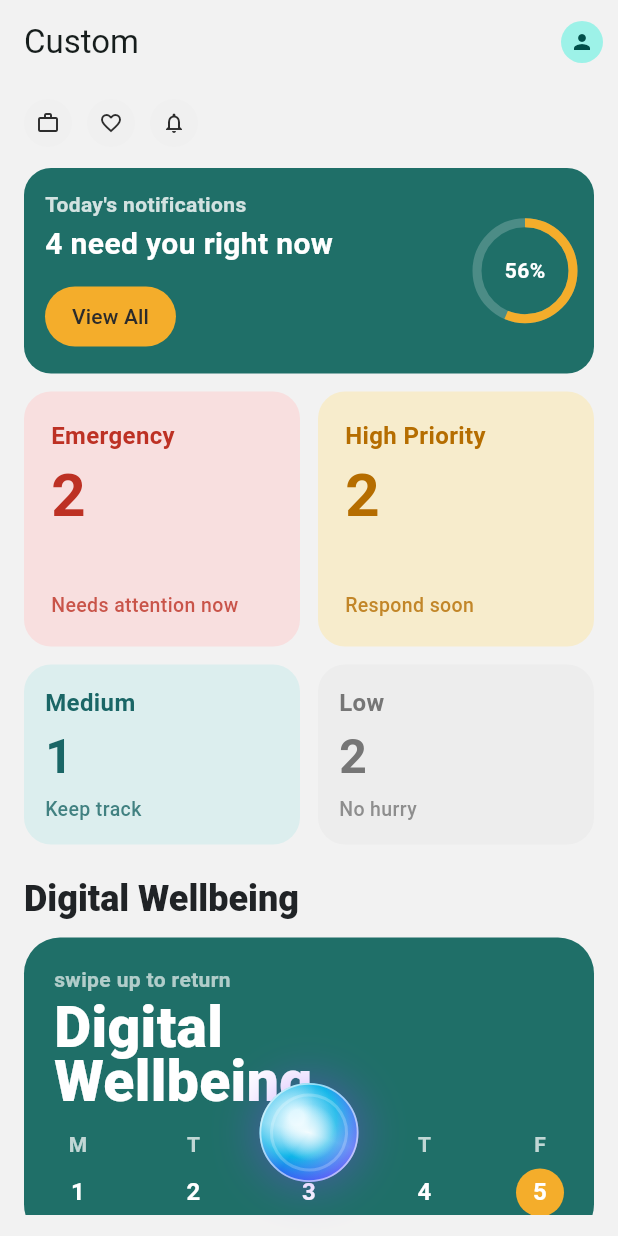
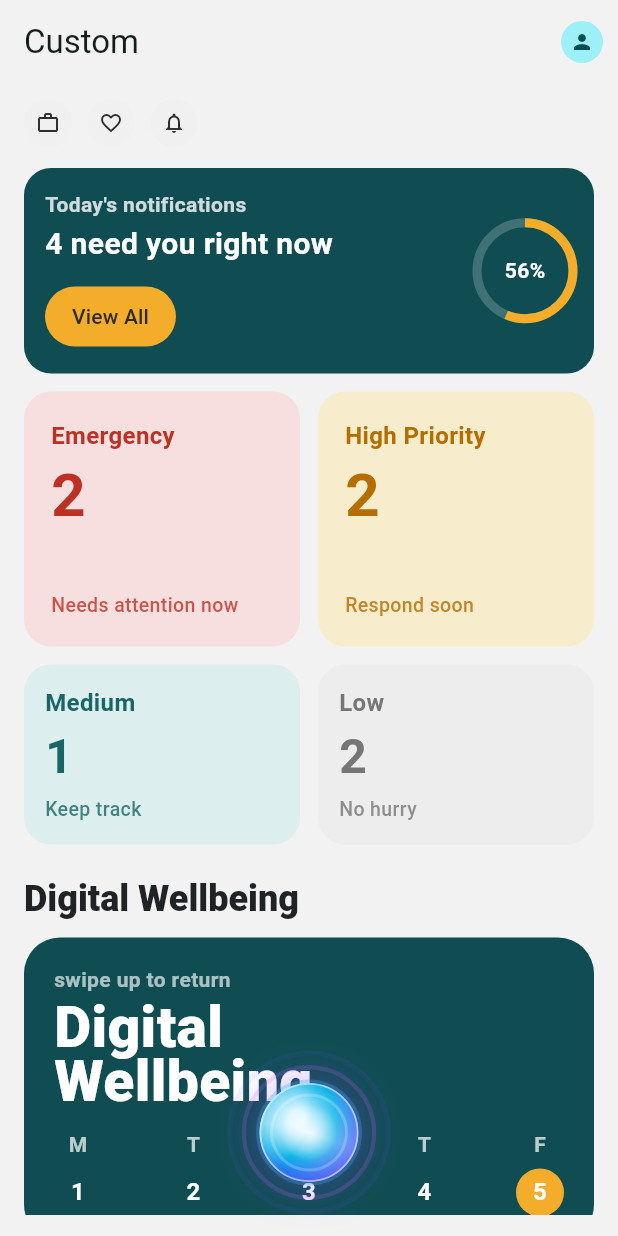
Before and after one commit to swordde/Code-Cortex, a Flutter app: the screen it shows after launch, on a phone screen of 412 x 824 dp. Run offline on Flutter 3.47's test engine with Material 3 defaults, Android fonts, the phone set to English and light mode, and no system bars.

Commit message:
feat(theme): update color scheme to a new accent color for improved UI consistency

```diff
--- a/lib/app.dart
+++ b/lib/app.dart
@@ -10,13 +10,13 @@ class CortexApp extends StatelessWidget {
     return MaterialApp(
       title: 'Cortex',
       theme: ThemeData(
-        colorScheme: ColorScheme.fromSeed(seedColor: const Color(0xFF1F6F68)),
+        colorScheme: ColorScheme.fromSeed(seedColor: const Color(0xFF0F4D52)),
         scaffoldBackgroundColor: const Color(0xFFF2F2F2),
         useMaterial3: true,
       ),
       darkTheme: ThemeData(
         colorScheme: ColorScheme.fromSeed(
-          seedColor: const Color(0xFF1F6F68),
+          seedColor: const Color(0xFF0F4D52),
           brightness: Brightness.dark,
         ),
         scaffoldBackgroundColor: const Color(0xFF111315),
--- a/lib/screens/main_dashboard_screen.dart
+++ b/lib/screens/main_dashboard_screen.dart
@@ -20,9 +20,11 @@ class MainDashboardScreen extends StatefulWidget {
   State<MainDashboardScreen> createState() => _MainDashboardScreenState();
 }
 
-class _MainDashboardScreenState extends State<MainDashboardScreen> {
+class _MainDashboardScreenState extends State<MainDashboardScreen>
+    with SingleTickerProviderStateMixin {
   final Random _random = Random();
   late final Timer _updatesTimer;
+  late final AnimationController _tapWaveController;
 
   final Map<NotificationCategory, List<AppNotification>>
   _notificationsByCategory = {
@@ -35,6 +37,10 @@ class _MainDashboardScreenState extends State<MainDashboardScreen> {
   @override
   void initState() {
     super.initState();
+    _tapWaveController = AnimationController(
+      vsync: this,
+      duration: const Duration(milliseconds: 900),
+    );
     _seedInitialNotifications();
     _updatesTimer = Timer.periodic(const Duration(seconds: 5), (_) {
       _addIncomingNotification();
@@ -44,6 +50,7 @@ class _MainDashboardScreenState extends State<MainDashboardScreen> {
   @override
   void dispose() {
     _updatesTimer.cancel();
+    _tapWaveController.dispose();
     super.dispose();
   }
 
@@ -155,7 +162,9 @@ class _MainDashboardScreenState extends State<MainDashboardScreen> {
             MaterialPageRoute(builder: (_) => const CustomModeScreen()),
           );
         },
-        child: SingleChildScrollView(
+        child: Stack(
+          children: [
+            SingleChildScrollView(
               padding: const EdgeInsets.fromLTRB(16, 10, 16, 110),
               child: Column(
                 crossAxisAlignment: CrossAxisAlignment.start,
@@ -228,7 +237,8 @@ class _MainDashboardScreenState extends State<MainDashboardScreen> {
                               ? const Color(0xFF74D7D7)
                               : const Color(0xFF1A6666),
                           isLarge: false,
-                      onTap: () => _openCategory(NotificationCategory.medium),
+                          onTap: () =>
+                              _openCategory(NotificationCategory.medium),
                         ),
                       ),
                       const SizedBox(width: 12),
@@ -259,10 +269,31 @@ class _MainDashboardScreenState extends State<MainDashboardScreen> {
                 ],
               ),
             ),
+            IgnorePointer(
+              child: AnimatedBuilder(
+                animation: _tapWaveController,
+                builder: (context, _) {
+                  if (_tapWaveController.value == 0) {
+                    return const SizedBox.shrink();
+                  }
+                  return SizedBox.expand(
+                    child: CustomPaint(
+                      painter: _ScreenWavePainter(
+                        progress: _tapWaveController.value,
+                        isDark: isDark,
+                      ),
+                    ),
+                  );
+                },
+              ),
+            ),
+          ],
+        ),
       ),
       floatingActionButtonLocation: FloatingActionButtonLocation.centerFloat,
       floatingActionButton: AiOrbFab(
         onTap: () {
+          _tapWaveController.forward(from: 0);
           ScaffoldMessenger.of(context).showSnackBar(
             const SnackBar(content: Text('AI assistant quick action')),
           );
@@ -284,3 +315,38 @@ class _MainDashboardScreenState extends State<MainDashboardScreen> {
     );
   }
 }
+
+class _ScreenWavePainter extends CustomPainter {
+  _ScreenWavePainter({required this.progress, required this.isDark});
+
+  final double progress;
+  final bool isDark;
+
+  @override
+  void paint(Canvas canvas, Size size) {
+    final center = Offset(size.width / 2, size.height - 72);
+    final maxRadius = size.longestSide * 0.95;
+
+    final outer = Paint()
+      ..color = (isDark ? const Color(0xFF8A3FFC) : const Color(0xFF6F4EFF))
+          .withValues(alpha: (1 - progress) * 0.16)
+      ..style = PaintingStyle.stroke
+      ..strokeWidth = 5;
+    final inner = Paint()
+      ..color = const Color(0xFF30D6FF).withValues(alpha: (1 - progress) * 0.18)
+      ..style = PaintingStyle.stroke
+      ..strokeWidth = 3;
+    final glow = Paint()
+      ..color = const Color(0xFFD05BFF).withValues(alpha: (1 - progress) * 0.08)
+      ..style = PaintingStyle.fill;
+
+    canvas.drawCircle(center, maxRadius * progress, outer);
+    canvas.drawCircle(center, maxRadius * (progress * 0.8), inner);
+    canvas.drawCircle(center, maxRadius * (progress * 0.55), glow);
+  }
+
+  @override
+  bool shouldRepaint(covariant _ScreenWavePainter oldDelegate) {
+    return oldDelegate.progress != progress || oldDelegate.isDark != isDark;
+  }
+}
--- a/lib/screens/profile_screen.dart
+++ b/lib/screens/profile_screen.dart
@@ -16,7 +16,7 @@ class _ProfileScreenState extends State<ProfileScreen> {
     final isDark = Theme.of(context).brightness == Brightness.dark;
     final surface = isDark ? const Color(0xFF1D2225) : Colors.white;
     final subtle = isDark ? const Color(0xFFAAB4BA) : const Color(0xFF7A8288);
-    final accent = const Color(0xFF1F6F68);
+    final accent = const Color(0xFF0F4D52);
 
     return Scaffold(
       appBar: AppBar(title: const Text('Profile')),
--- a/lib/widgets/ai_orb_fab.dart
+++ b/lib/widgets/ai_orb_fab.dart
@@ -11,9 +11,9 @@ class AiOrbFab extends StatefulWidget {
   State<AiOrbFab> createState() => _AiOrbFabState();
 }
 
-class _AiOrbFabState extends State<AiOrbFab>
-    with SingleTickerProviderStateMixin {
+class _AiOrbFabState extends State<AiOrbFab> with TickerProviderStateMixin {
   late final AnimationController _rotationController;
+  late final AnimationController _waveController;
 
   @override
   void initState() {
@@ -22,11 +22,16 @@ class _AiOrbFabState extends State<AiOrbFab>
       vsync: this,
       duration: const Duration(seconds: 22),
     )..repeat();
+    _waveController = AnimationController(
+      vsync: this,
+      duration: const Duration(milliseconds: 2800),
+    )..repeat();
   }
 
   @override
   void dispose() {
     _rotationController.dispose();
+    _waveController.dispose();
     super.dispose();
   }
 
@@ -40,12 +45,28 @@ class _AiOrbFabState extends State<AiOrbFab>
         width: 78,
         height: 78,
         child: AnimatedBuilder(
-          animation: _rotationController,
+          animation: Listenable.merge([_rotationController, _waveController]),
           builder: (context, child) {
             final t = _rotationController.value;
+            final wave = _waveController.value;
             return Stack(
               alignment: Alignment.center,
               children: [
+                _WaveRing(
+                  progress: wave,
+                  baseSize: 64,
+                  color: const Color(0xFF6C5CFF),
+                ),
+                _WaveRing(
+                  progress: (wave + 0.33) % 1,
+                  baseSize: 64,
+                  color: const Color(0xFF27C8F6),
+                ),
+                _WaveRing(
+                  progress: (wave + 0.66) % 1,
+                  baseSize: 64,
+                  color: const Color(0xFFCF66FF),
+                ),
                 Container(
                   width: 64,
                   height: 64,
@@ -142,3 +163,32 @@ class _AiOrbFabState extends State<AiOrbFab>
     );
   }
 }
+
+class _WaveRing extends StatelessWidget {
+  const _WaveRing({
+    required this.progress,
+    required this.baseSize,
+    required this.color,
+  });
+
+  final double progress;
+  final double baseSize;
+  final Color color;
+
+  @override
+  Widget build(BuildContext context) {
+    final scale = 1 + (progress * 0.9);
+    final opacity = (1 - progress) * 0.35;
+    return Transform.scale(
+      scale: scale,
+      child: Container(
+        width: baseSize,
+        height: baseSize,
+        decoration: BoxDecoration(
+          shape: BoxShape.circle,
+          border: Border.all(color: color.withValues(alpha: opacity), width: 2),
+        ),
+      ),
+    );
+  }
+}
--- a/lib/widgets/today_notification_card.dart
+++ b/lib/widgets/today_notification_card.dart
@@ -14,7 +14,7 @@ class TodayNotificationCard extends StatelessWidget {
 
   @override
   Widget build(BuildContext context) {
-    final cardBg = isDark ? const Color(0xFF1B5E59) : const Color(0xFF1F6F68);
+    final cardBg = const Color(0xFF0F4D52);
     final accent = const Color(0xFFF4AD2B);
 
     return Container(
--- a/lib/widgets/wellbeing_section.dart
+++ b/lib/widgets/wellbeing_section.dart
@@ -16,7 +16,7 @@ class WellbeingSection extends StatelessWidget {
 
   @override
   Widget build(BuildContext context) {
-    final panel = isDark ? const Color(0xFF1A6760) : const Color(0xFF1F6F68);
+    final panel = const Color(0xFF0F4D52);
     final surface = isDark ? const Color(0xFF23262A) : Colors.white;
     final softText = isDark ? const Color(0xFFB8C0C2) : const Color(0xFF7B8086);
     final mainText = isDark ? const Color(0xFFEAF0F1) : const Color(0xFF202326);
```
Lines whose indentation alone changed are shown as unchanged.
